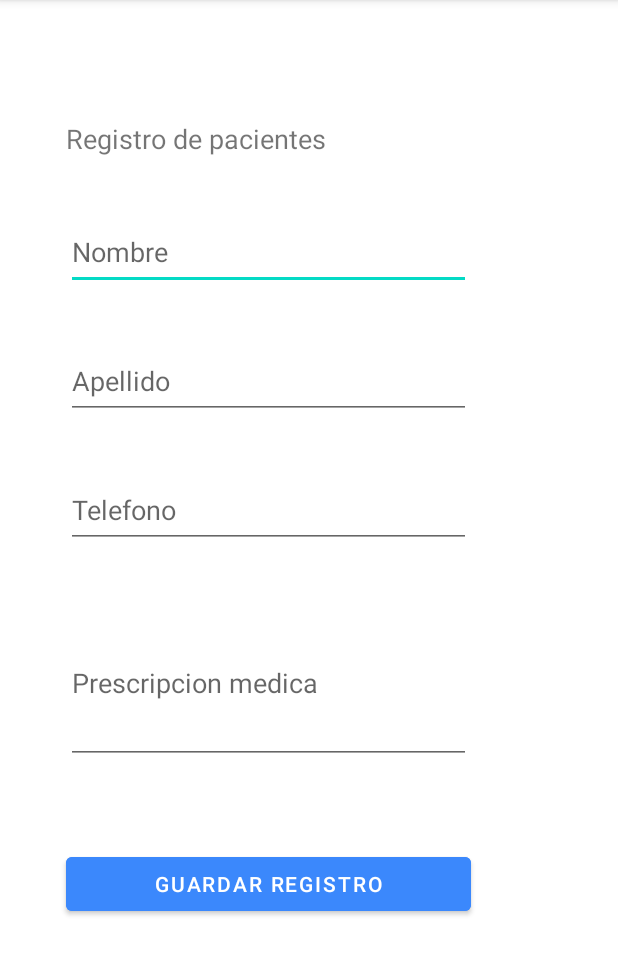
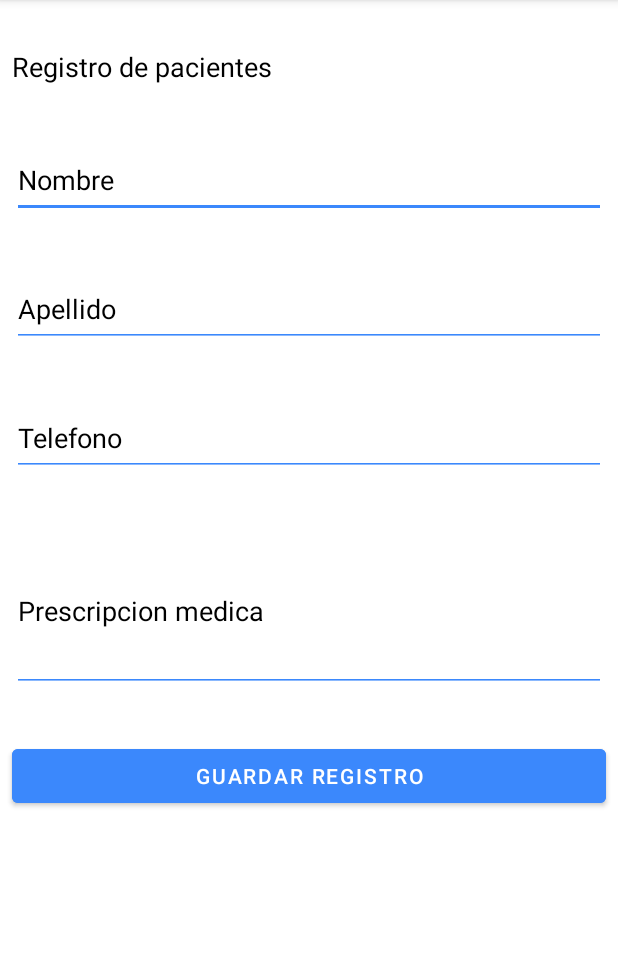
Before and after one commit to carloshdz99/Mecca-Movil, an Android app: the fragment GalleryFragment shown on its own in the app's theme, on a phone screen of 412 x 824 dp, the part 84-1059 px from its top. Run offline under Robolectric (Android 15) with nearby library versions, the phone set to English and light mode, and no system bars; our stand-ins replace Firebase (no records; nobody signed in at launch, a user with empty details on screens opened directly).

Commit message:
colores e iconos

```diff
--- a/app/src/main/res/layout/fragment_gallery.xml
+++ b/app/src/main/res/layout/fragment_gallery.xml
@@ -9,71 +9,96 @@
 
     <TextView
         android:id="@+id/textView7"
-        android:layout_width="186dp"
+        android:layout_width="match_parent"
         android:layout_height="27dp"
-        android:layout_marginStart="44dp"
-        android:layout_marginTop="80dp"
+        android:layout_marginStart="8dp"
+        android:layout_marginTop="32dp"
+        android:layout_marginEnd="8dp"
         android:text="@string/pantalla_pacientes"
+        android:textColor="@color/black"
         android:textSize="18sp"
+        app:layout_constraintEnd_toEndOf="parent"
         app:layout_constraintStart_toStartOf="parent"
         app:layout_constraintTop_toTopOf="parent" />
 
     <EditText
         android:id="@+id/edtNombrePaciente"
-        android:layout_width="270dp"
+        android:layout_width="match_parent"
         android:layout_height="50dp"
-        android:layout_marginStart="44dp"
+        android:layout_marginStart="8dp"
         android:layout_marginTop="36dp"
+        android:layout_marginEnd="8dp"
+        android:backgroundTint="@color/primaryBlue"
         android:ems="10"
         android:hint="@string/nombre_paciente"
         android:inputType="textPersonName"
+        android:textColor="@color/black"
+        android:textColorHint="@color/black"
+        app:layout_constraintEnd_toEndOf="parent"
         app:layout_constraintStart_toStartOf="parent"
         app:layout_constraintTop_toBottomOf="@+id/textView7" />
 
     <EditText
         android:id="@+id/edtApellidoPaciente"
-        android:layout_width="270dp"
+        android:layout_width="match_parent"
         android:layout_height="50dp"
-        android:layout_marginStart="44dp"
+        android:layout_marginStart="8dp"
         android:layout_marginTop="36dp"
+        android:layout_marginEnd="8dp"
+        android:backgroundTint="@color/primaryBlue"
         android:ems="10"
         android:hint="@string/apellido_paciente"
         android:inputType="textPersonName"
+        android:textColor="@color/black"
+        android:textColorHint="@color/black"
+        app:layout_constraintEnd_toEndOf="parent"
         app:layout_constraintStart_toStartOf="parent"
         app:layout_constraintTop_toBottomOf="@+id/edtNombrePaciente" />
 
     <EditText
         android:id="@+id/edtTelefonoPaciente"
-        android:layout_width="270dp"
+        android:layout_width="match_parent"
         android:layout_height="50dp"
-        android:layout_marginStart="44dp"
+        android:layout_marginStart="8dp"
         android:layout_marginTop="36dp"
+        android:layout_marginEnd="8dp"
+        android:backgroundTint="@color/primaryBlue"
         android:ems="10"
         android:hint="@string/telefono_paciente"
         android:inputType="phone"
+        android:textColor="@color/black"
+        android:textColorHint="@color/black"
+        app:layout_constraintEnd_toEndOf="parent"
         app:layout_constraintStart_toStartOf="parent"
         app:layout_constraintTop_toBottomOf="@+id/edtApellidoPaciente" />
 
     <EditText
         android:id="@+id/edtPrescripcion"
-        android:layout_width="270dp"
+        android:layout_width="match_parent"
         android:layout_height="108dp"
-        android:layout_marginStart="44dp"
+        android:layout_marginStart="8dp"
         android:layout_marginTop="36dp"
+        android:layout_marginEnd="8dp"
+        android:backgroundTint="@color/primaryBlue"
         android:ems="10"
         android:hint="@string/prescripcion_paciente"
         android:inputType="textPersonName"
+        android:textColor="@color/black"
+        android:textColorHint="@color/black"
+        app:layout_constraintEnd_toEndOf="parent"
         app:layout_constraintStart_toStartOf="parent"
         app:layout_constraintTop_toBottomOf="@+id/edtTelefonoPaciente" />
 
     <Button
         android:id="@+id/btnRegPaciente"
-        android:layout_width="270dp"
+        android:layout_width="match_parent"
         android:layout_height="48dp"
-        android:layout_marginStart="44dp"
-        android:layout_marginTop="56dp"
+        android:layout_marginStart="8dp"
+        android:layout_marginTop="32dp"
+        android:layout_marginEnd="8dp"
         android:backgroundTint="@color/primaryBlue"
         android:text="Guardar registro"
+        app:layout_constraintEnd_toEndOf="parent"
         app:layout_constraintStart_toStartOf="parent"
         app:layout_constraintTop_toBottomOf="@+id/edtPrescripcion" />
 
--- a/app/src/main/res/layout/usuario_fragment.xml
+++ b/app/src/main/res/layout/usuario_fragment.xml
@@ -70,7 +70,7 @@
         android:layout_marginStart="8dp"
         android:layout_marginTop="16dp"
         android:layout_marginEnd="8dp"
-        android:backgroundTint="@color/black"
+        android:backgroundTint="@color/primaryBlue"
         android:ems="10"
         android:inputType="textPersonName"
         android:textColor="@color/black"
@@ -120,7 +120,7 @@
             android:layout_marginStart="8dp"
             android:layout_marginTop="16dp"
             android:layout_marginEnd="8dp"
-            android:backgroundTint="@color/black"
+            android:backgroundTint="@color/primaryBlue"
             android:ems="10"
             android:hint="@string/contraseña_antigua"
             android:inputType="textPassword"
@@ -135,7 +135,7 @@
             android:layout_marginStart="8dp"
             android:layout_marginTop="16dp"
             android:layout_marginEnd="8dp"
-            android:backgroundTint="@color/black"
+            android:backgroundTint="@color/primaryBlue"
             android:ems="10"
             android:hint="@string/contraseña_nueva"
             android:inputType="textPassword"
--- a/app/src/main/res/menu/activity_main_drawer.xml
+++ b/app/src/main/res/menu/activity_main_drawer.xml
@@ -10,11 +10,11 @@
             android:title="@string/menu_home" />
         <item
             android:id="@+id/nav_gallery"
-            android:icon="@drawable/ic_menu_gallery"
+            android:icon="@drawable/medico"
             android:title="@string/menu_gallery" />
         <item
             android:id="@+id/nav_slideshow"
-            android:icon="@drawable/ic_menu_slideshow"
+            android:icon="@drawable/cita"
             android:title="@string/menu_slideshow" />
     </group>
 
--- a/app/src/main/res/values/strings.xml
+++ b/app/src/main/res/values/strings.xml
@@ -39,8 +39,8 @@
 
     <!--opciones del menu-->
     <string name="menu_home">Inicio</string>
-    <string name="menu_gallery">Gallery</string>
-    <string name="menu_slideshow">Slideshow</string>
+    <string name="menu_gallery">Pacientes</string>
+    <string name="menu_slideshow">Citas</string>
     <string name="menu_profile">Perfil de Usuario</string>
     <string name="cerrar_sesion">Cerrar Sesion</string>
 
```
Also changed, not shown: app/src/main/res/drawable/cita.png (added), app/src/main/res/drawable/medico.png (added).
